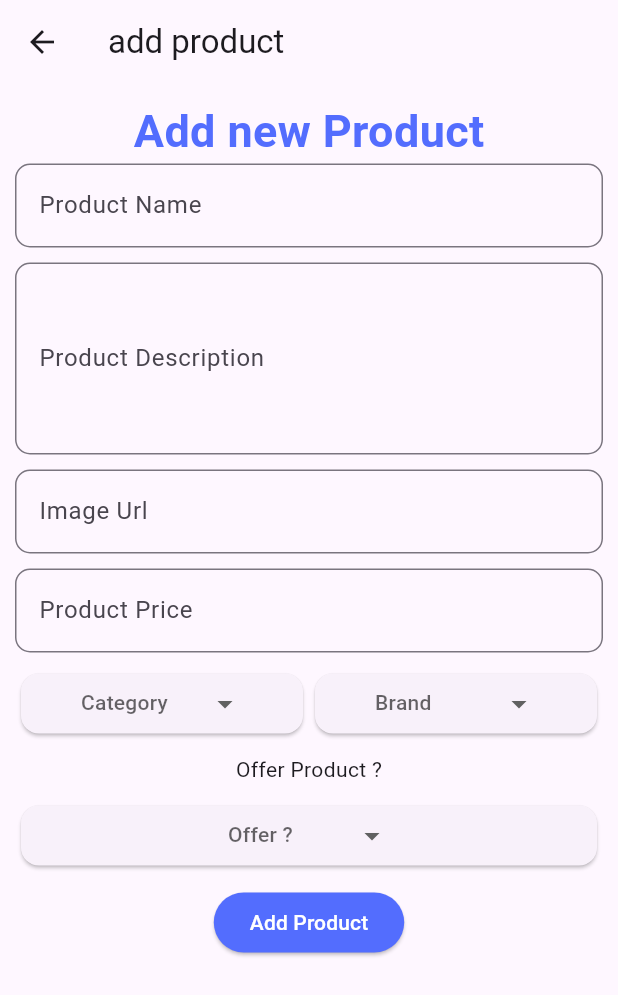
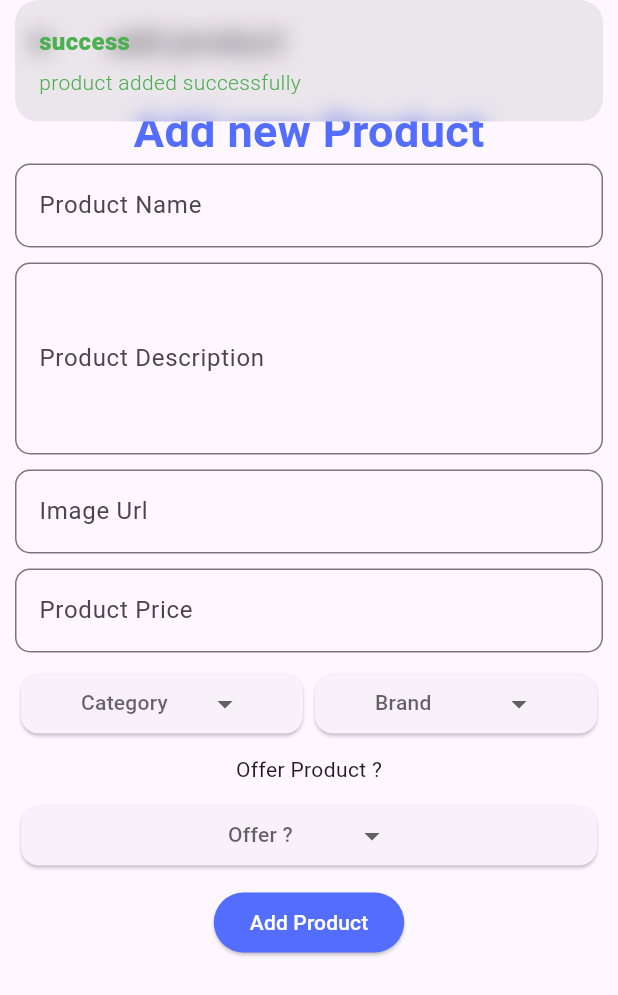
Before and after one commit to MahfuzaRU/flutter-project, a Flutter app: the AddProductPage screen opened directly, after a tap on "Add Product", on a phone screen of 412 x 824 dp. Shown: the top 995 px of the screen. Run offline on Flutter 3.47's test engine with Material 3 defaults, Android fonts, the phone set to English and light mode, and no system bars; drawn by our look-alikes of dropdown_button2; our stand-ins replace cloud_firestore, firebase_core, get; accounts and stored records are empty.

Commit message:
add product

```diff
--- a/lib/controller/home_controller.dart
+++ b/lib/controller/home_controller.dart
@@ -1,14 +1,47 @@
 
 
+import 'package:cloud_firestore/cloud_firestore.dart';
+import 'package:flutter/material.dart';
+import 'package:footwarea/model/product/product.dart';
 import 'package:get/get.dart';
 
 class HomeController extends GetxController{
+
+  FirebaseFirestore firestore = FirebaseFirestore.instance;
+  late CollectionReference productCollection;
 
 
   @override
   void onInit() {
     // TODO: implement onInit
+        productCollection = firestore.collection('products');
+
     super.onInit();
+  }
+
+
+  addProduct(){
+    try {
+      DocumentReference doc = productCollection.doc();
+      Product product = Product(
+            id:  doc.id,
+            name: 'test name from flutter',
+            category: 'Boots',
+            description: 'test name from flutter',
+            price: 500,
+            brand: 'Adidas',
+            image: 'img url',
+            offer: true,
+
+          );
+      final productJson = product.toJson();
+      doc.set(productJson);
+      Get.snackbar('success', 'product added successfully', colorText: Colors.green);
+    } catch (e) {
+      Get.snackbar('error', e.toString(),colorText: Colors.green);
+      print(e);
+    }
+
   }
 
 
--- a/lib/main.dart
+++ b/lib/main.dart
@@ -9,9 +9,9 @@ import 'package:get/get.dart';
 import 'controller/home_controller.dart';
 import 'firebase_options.dart';
 
-void main(){
+Future<void> main() async {
    WidgetsFlutterBinding.ensureInitialized();
-   Firebase.initializeApp(options: firebaseOptions);
+   await Firebase.initializeApp(options: firebaseOptions);
   Get.put(HomeController());
   runApp(const MyApp());
 }
--- a/lib/pages/add_product_page.dart
+++ b/lib/pages/add_product_page.dart
@@ -100,7 +100,9 @@ class AddProductPage extends StatelessWidget {
                         backgroundColor: Colors.indigoAccent,
                         foregroundColor: Colors.white
                     ),
-                    onPressed: () {},
+                    onPressed: () {
+                      ctrl.addProduct();
+                    },
                     child: Text('Add Product'))
                 // DropdownBtn(items: ['true', 'false'],
                 //       selectedItemText: ctrl.offer.toString(),
```
